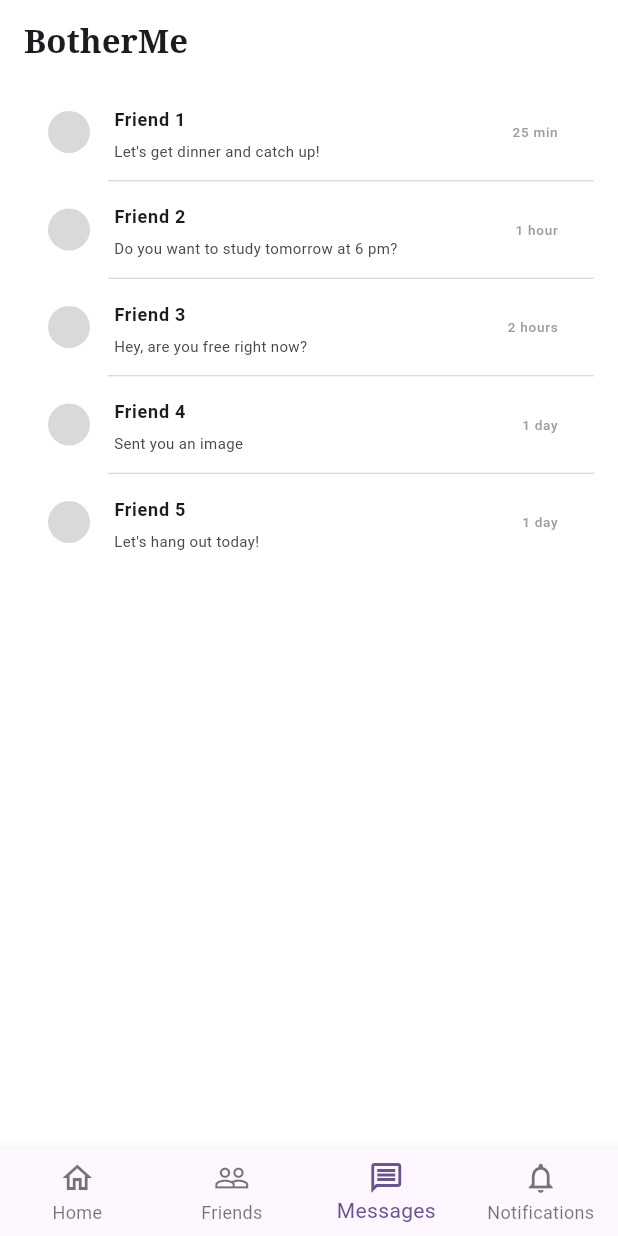
After one commit to botherme-cs222/botherme, a Flutter app: the MessagesScreen screen opened directly, on a phone screen of 412 x 824 dp. The commit adds this screen. Run offline on Flutter 3.47's test engine with Material 3 defaults, Android fonts, the phone set to English and light mode, and no system bars.

Commit message:
added a messages page and bottom navigation bar

```diff
--- /dev/null
+++ b/bother_me/lib/pages/messages.dart
@@ -0,0 +1,94 @@
+import 'package:flutter/material.dart';
+import 'notifications.dart';
+
+void main() {
+  runApp(const MaterialApp(
+    debugShowCheckedModeBanner: false,
+    home: MessagesScreen(),
+  ));
+}
+
+class MessagesScreen extends StatelessWidget {
+  const MessagesScreen({super.key});
+
+  static const _names = [
+    'Friend 1',
+    'Friend 2',
+    'Friend 3',
+    'Friend 4',
+    'Friend 5',
+  ];
+
+  static const _messages = [
+    "Let's get dinner and catch up!",
+    'Do you want to study tomorrow at 6 pm?',
+    'Hey, are you free right now?',
+    'Sent you an image',
+    "Let's hang out today!",
+  ];
+
+  static const _times = ['25 min', '1 hour', '2 hours', '1 day', '1 day'];
+
+  @override
+  Widget build(BuildContext context) {
+    return Scaffold(
+      backgroundColor: Colors.white,
+      appBar: AppBar(
+        backgroundColor: Colors.white,
+        title: const Text(
+          'BotherMe',
+          style: TextStyle(fontFamily: 'serif', fontWeight: FontWeight.bold),
+        ),
+      ),
+      body: ListView.separated(
+        padding: const EdgeInsets.symmetric(horizontal: 16),
+        itemCount: _names.length,
+        separatorBuilder: (context, index) => const Divider(
+          height: 1,
+          thickness: 0.7,
+          color: Color(0xFFD1D1D6),
+          indent: 56,
+        ),
+        itemBuilder: (context, index) {
+          return ListTile(
+            leading: const CircleAvatar(
+              backgroundColor: Color(0xFFD9D9D9),
+              radius: 14,
+            ),
+            title: Text(
+              _names[index],
+              style: const TextStyle(fontWeight: FontWeight.bold, fontSize: 12),
+            ),
+            subtitle: Text(
+              _messages[index],
+              style: const TextStyle(fontSize: 10),
+            ),
+            trailing: Text(
+              _times[index],
+              style: const TextStyle(fontSize: 9, color: Colors.grey),
+            ),
+            dense: true,
+          );
+        },
+      ),
+      bottomNavigationBar: BottomNavigationBar(
+        currentIndex: 2,
+        type: BottomNavigationBarType.fixed,
+        items: const [
+          BottomNavigationBarItem(icon: Icon(Icons.home_outlined), label: 'Home'),
+          BottomNavigationBarItem(icon: Icon(Icons.people_outline), label: 'Friends'),
+          BottomNavigationBarItem(icon: Icon(Icons.message_outlined), label: 'Messages'),
+          BottomNavigationBarItem(icon: Icon(Icons.notifications_outlined), label: 'Notifications'),
+        ],
+        onTap: (index) {
+          if (index == 3) {
+            Navigator.pushReplacement(
+              context,
+              MaterialPageRoute(builder: (_) => const NotificationScreen()),
+            );
+          }
+        },
+      ),
+    );
+  }
+}
--- a/bother_me/lib/pages/notifications.dart
+++ b/bother_me/lib/pages/notifications.dart
@@ -1,4 +1,5 @@
 import 'package:flutter/material.dart';
+import 'messages.dart';
 
 void main() {
   runApp(const MaterialApp(
@@ -67,6 +68,24 @@ class NotificationScreen extends StatelessWidget {
           ),
         ],
       ),
+      bottomNavigationBar: BottomNavigationBar(
+        currentIndex: 3,
+        type: BottomNavigationBarType.fixed,
+        items: const [
+          BottomNavigationBarItem(icon: Icon(Icons.home_outlined), label: 'Home'),
+          BottomNavigationBarItem(icon: Icon(Icons.people_outline), label: 'Friends'),
+          BottomNavigationBarItem(icon: Icon(Icons.message_outlined), label: 'Messages'),
+          BottomNavigationBarItem(icon: Icon(Icons.notifications_outlined), label: 'Notifications'),
+        ],
+        onTap: (index) {
+          if (index == 2) {
+            Navigator.pushReplacement(
+              context,
+              MaterialPageRoute(builder: (_) => const MessagesScreen()),
+            );
+          }
+        },
+      ),
     );
   }
 }
--- a/bother_me/pubspec.yaml
+++ b/bother_me/pubspec.yaml
@@ -33,7 +33,7 @@ dependencies:
 
   # The following adds the Cupertino Icons font to your application.
   # Use with the CupertinoIcons class for iOS style icons.
-  cupertino_icons: ^1.0.8
+  cupertino_icons: ^2.0.0
 
 dev_dependencies:
   flutter_test:
```
Also changed, not shown: bother_me/lib/main.dart (+0 -86 lines), bother_me/assets/icons/Default_pfp.jpg (added), 1 other file.
